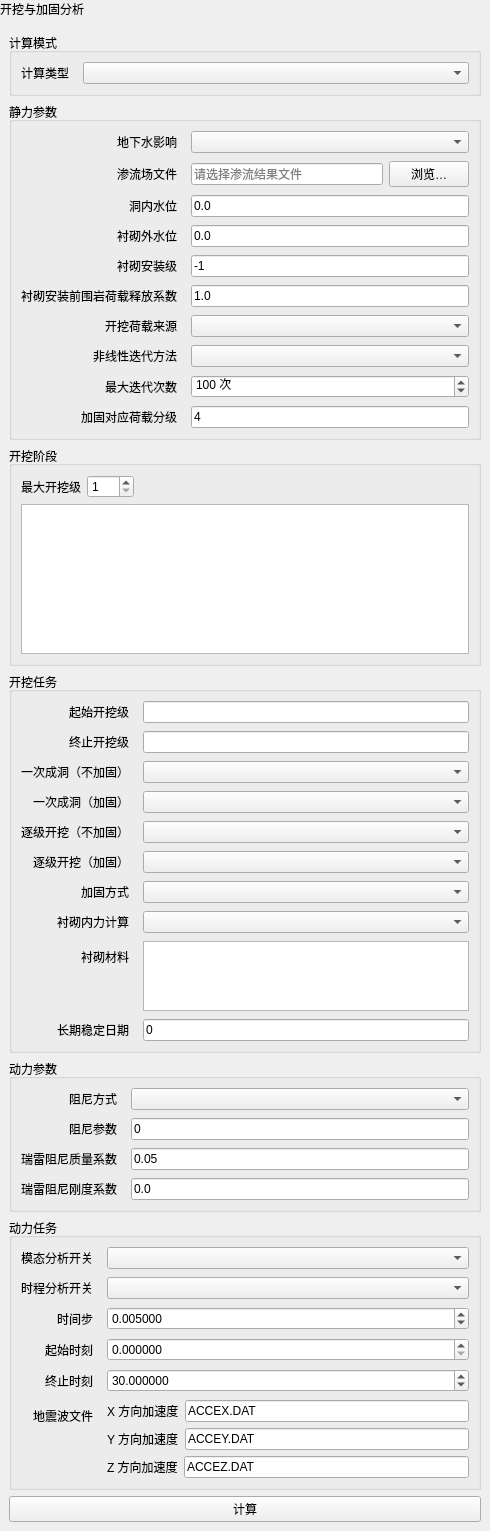
Qt form plugins/Base_Solver/CaveSupportComputationPage.ui (asd977/base_cae) before a commit.
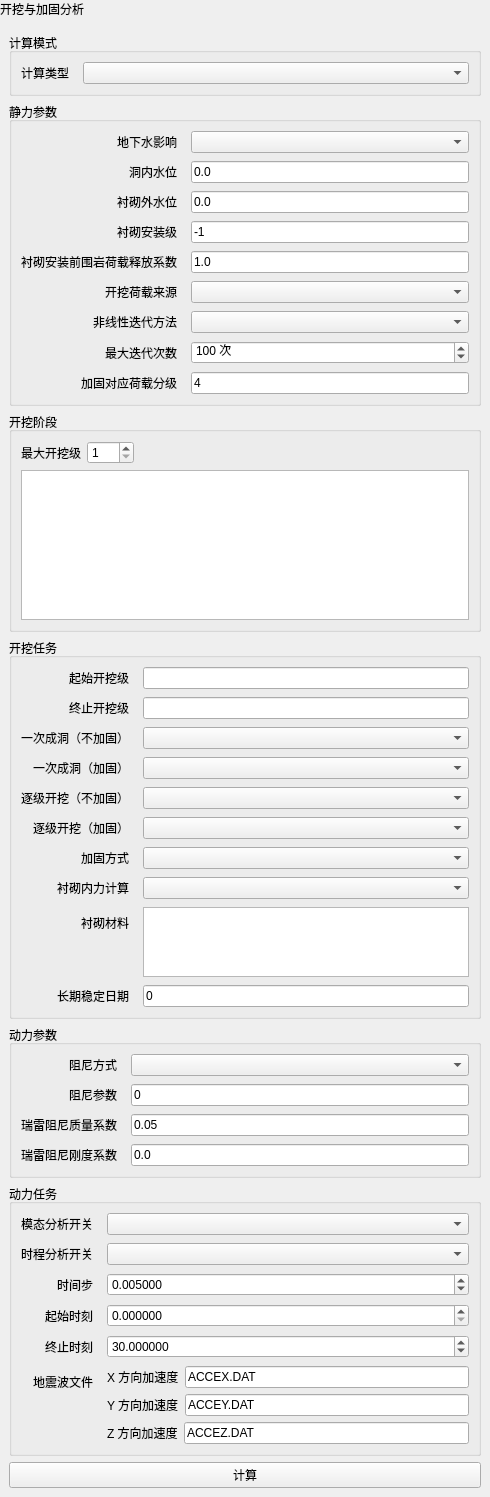
The same form after that commit.

What changed in the file:
```diff
--- a/plugins/Base_Solver/CaveSupportComputationPage.ui
+++ b/plugins/Base_Solver/CaveSupportComputationPage.ui
@@ -138,54 +138,6 @@
           </property>
          </widget>
         </item>
-        <item row="1" column="0">
-         <widget class="QLabel" name="labelSeepageSource">
-          <property name="text">
-           <string>渗流场文件</string>
-          </property>
-          <property name="toolTip">
-           <string>选择渗流计算输出的节点水头/孔压文件，或自由面点集文件。</string>
-          </property>
-         </widget>
-        </item>
-        <item row="1" column="1">
-         <widget class="QWidget" name="widgetSeepageSource">
-          <layout class="QHBoxLayout" name="layoutSeepageSource">
-           <property name="leftMargin">
-            <number>0</number>
-           </property>
-           <property name="topMargin">
-            <number>0</number>
-           </property>
-           <property name="rightMargin">
-            <number>0</number>
-           </property>
-           <property name="bottomMargin">
-            <number>0</number>
-           </property>
-           <property name="spacing">
-            <number>6</number>
-           </property>
-           <item>
-            <widget class="QLineEdit" name="editSeepageSource">
-             <property name="readOnly">
-              <bool>true</bool>
-             </property>
-             <property name="placeholderText">
-              <string>请选择渗流结果文件</string>
-             </property>
-            </widget>
-           </item>
-           <item>
-            <widget class="QPushButton" name="btnBrowseSeepageSource">
-             <property name="text">
-              <string>浏览…</string>
-             </property>
-            </widget>
-           </item>
-          </layout>
-         </widget>
-        </item>
         <item row="2" column="0">
          <widget class="QLabel" name="label5">
           <property name="text">
```
